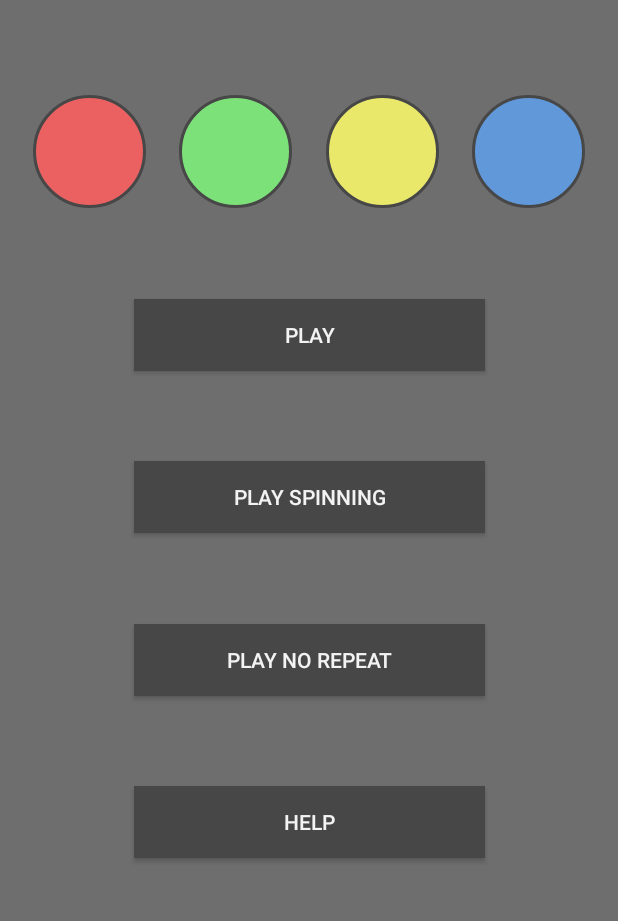
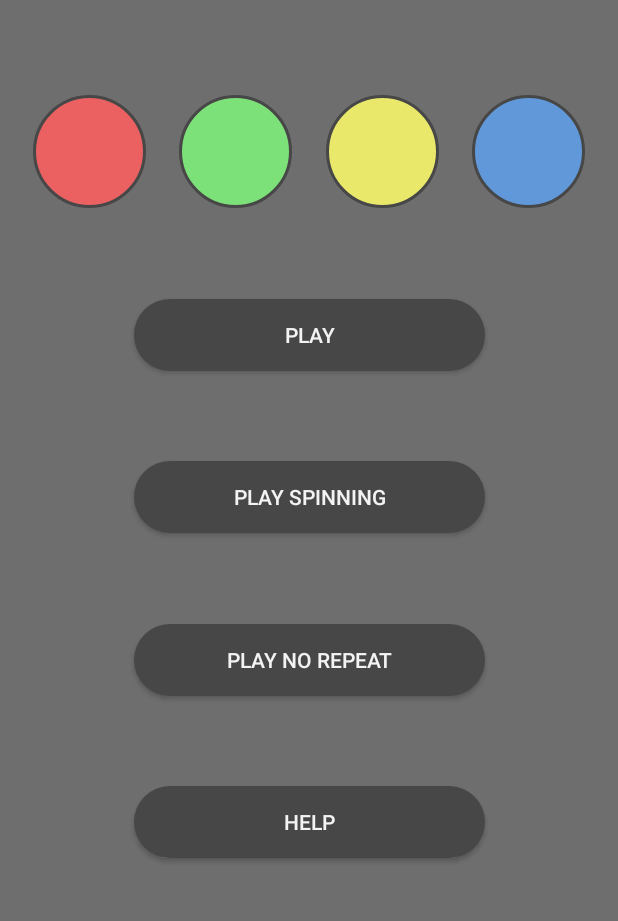
Before and after one commit to max-seeli/Comember, an Android app: the screen it shows after launch (MainActivity), on a phone screen of 412 x 824 dp, the part 287-1208 px from its top. Run offline under Robolectric (Android 15) with nearby library versions, the light colour scheme and no system bars.

Commit message:
Rounded Buttons and fixed highlighting button animation
Signed-off-by: Max Seeliger <maximilian.seeliger@gmail.com>

```diff
--- a/app/src/main/java/com/project/comember/game/GameEngine.java
+++ b/app/src/main/java/com/project/comember/game/GameEngine.java
@@ -34,6 +34,7 @@ public class GameEngine {
     private void startNextRound() {
         mGameStatus = GameStatus.HIGHLIGHTING;
         mGameController.setClickable(false);
+        mGameController.unhighlightAll();
         new FutureCallback(wait(1000)) {
             @Override
             public void futureFinished() {
--- /dev/null
+++ b/app/src/main/res/drawable/button_background.xml
@@ -0,0 +1,12 @@
+<?xml version="1.0" encoding="utf-8"?>
+<shape xmlns:android="http://schemas.android.com/apk/res/android"
+    android:shape="rectangle"
+    >
+    <solid
+        android:color="@color/button_color"/>
+
+    <corners
+        android:radius="@dimen/button_corner_radius"/>
+
+
+</shape>
--- a/app/src/main/res/layout/main_fragment.xml
+++ b/app/src/main/res/layout/main_fragment.xml
@@ -7,7 +7,6 @@
     android:layout_height="match_parent"
     app:layoutDescription="@xml/main_fragment_scene"
     tools:context=".ui.MainFragment">
-
 
     <TextView
         android:id="@+id/textView2"
@@ -35,7 +34,8 @@
         android:background="@drawable/red_circle_shape"
         app:layout_constraintEnd_toStartOf="@+id/green_circle"
         app:layout_constraintStart_toStartOf="parent"
-        app:layout_constraintTop_toBottomOf="@+id/guideline4"/>
+        app:layout_constraintTop_toBottomOf="@+id/guideline4" />
+
     <View
         android:id="@+id/green_circle"
         android:layout_width="@dimen/main_circle_size"
@@ -71,28 +71,26 @@
 
     <Button
         android:id="@id/button_play"
-        style="@style/normal_text"
+        style="@style/button_style"
         android:layout_width="234dp"
-        android:layout_height="48dp"
+        android:layout_height="@dimen/button_height"
         android:layout_marginTop="32dp"
         android:layout_marginBottom="32dp"
-        android:background="@color/dark_grey"
         android:text="@string/play"
         app:layout_constraintBottom_toTopOf="@+id/button_play_spinning"
         app:layout_constraintEnd_toEndOf="parent"
         app:layout_constraintHorizontal_bias="0.5"
         app:layout_constraintStart_toStartOf="parent"
         app:layout_constraintTop_toBottomOf="@+id/red_circle"
-        tools:layout_conversion_absoluteHeight="48dp"
+        tools:layout_conversion_absoluteHeight="@dimen/button_height"
         tools:layout_conversion_absoluteWidth="273dp" />
 
     <Button
         android:id="@id/button_play_spinning"
-        style="@style/normal_text"
+        style="@style/button_style"
         android:layout_width="234dp"
-        android:layout_height="48dp"
+        android:layout_height="@dimen/button_height"
         android:layout_marginBottom="32dp"
-        android:background="@color/dark_grey"
         android:text="@string/play_spinning"
         app:layout_constraintBottom_toTopOf="@+id/button_play_no_repeat"
         app:layout_constraintEnd_toEndOf="parent"
@@ -102,11 +100,10 @@
 
     <Button
         android:id="@id/button_play_no_repeat"
-        style="@style/normal_text"
+        style="@style/button_style"
         android:layout_width="234dp"
-        android:layout_height="48dp"
+        android:layout_height="@dimen/button_height"
         android:layout_marginBottom="32dp"
-        android:background="@color/dark_grey"
         android:text="@string/play_no_repeat"
         app:layout_constraintBottom_toTopOf="@+id/button_help"
         app:layout_constraintEnd_toEndOf="parent"
@@ -116,18 +113,17 @@
 
     <Button
         android:id="@id/button_help"
-        style="@style/normal_text"
+        style="@style/button_style"
         android:layout_width="234dp"
-        android:layout_height="48dp"
+        android:layout_height="@dimen/button_height"
         android:layout_marginBottom="32dp"
-        android:background="@color/dark_grey"
         android:text="@string/help"
         app:layout_constraintBottom_toBottomOf="parent"
         app:layout_constraintEnd_toEndOf="parent"
         app:layout_constraintHorizontal_bias="0.5"
         app:layout_constraintStart_toStartOf="parent"
         app:layout_constraintTop_toBottomOf="@+id/button_play_no_repeat"
-        tools:layout_conversion_absoluteHeight="48dp"
+        tools:layout_conversion_absoluteHeight="@dimen/button_height"
         tools:layout_conversion_absoluteWidth="273dp" />
 
     <androidx.constraintlayout.helper.widget.Layer
--- a/app/src/main/res/values/colors.xml
+++ b/app/src/main/res/values/colors.xml
@@ -5,6 +5,7 @@
     <color name="grey">#6E6E6E</color>
     <color name="light_gray">#808080</color>
     <color name="dark_grey">#474747</color>
+    <color name="button_color">#474747</color>
 
     <color name="main_red">#eb6161</color>
     <color name="main_red_highlight">#D63C3C</color>
--- a/app/src/main/res/values/dimens.xml
+++ b/app/src/main/res/values/dimens.xml
@@ -1,4 +1,6 @@
 <?xml version="1.0" encoding="utf-8"?>
 <resources>
     <dimen name="main_circle_size">75dp</dimen>
+    <dimen name="button_height">48dp</dimen>
+    <dimen name="button_corner_radius">24dp</dimen>
 </resources>
--- a/app/src/main/res/values/styles.xml
+++ b/app/src/main/res/values/styles.xml
@@ -6,11 +6,12 @@
         <item name="android:textAllCaps">true</item>
         <item name="fontWeight">600</item>
     </style>
-    <style name="normal_text">
+    <style name="button_style">
         <item name="android:textSize">14sp</item>
         <item name="android:textColor">@color/text_dark</item>
         <item name="android:textAllCaps">true</item>
         <item name="fontWeight">400</item>
+        <item name="android:background">@drawable/button_background</item>
     </style>
     <style name="bigger_text">
         <item name="android:textSize">22sp</item>
```
Also changed, not shown: app/src/main/java/com/project/comember/ui/GameFragment.java (+9 -0 lines), app/src/main/res/layout/game_over_fragment.xml (+6 -8 lines).
